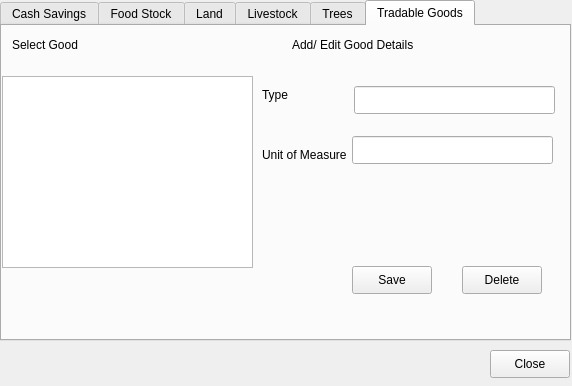
Before: the Qt Designer form open-ihm/gui/designs/ui_manageassets.ui in snim2mirror/openihm, drawn with Qt 5.
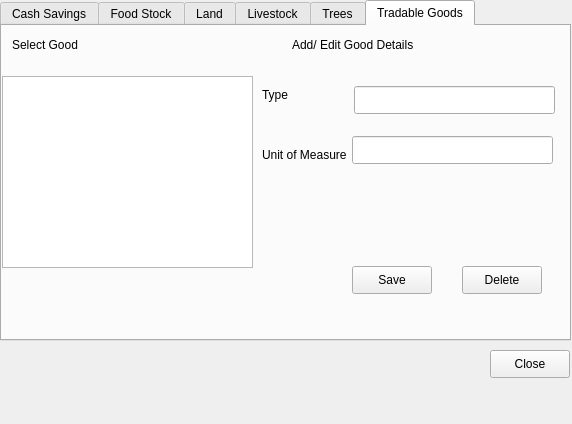
After: the same form once the commit is applied. The open tabs and pages were chosen to show the change.

What changed in the file:
```diff
--- a/open-ihm/gui/designs/ui_manageassets.ui
+++ b/open-ihm/gui/designs/ui_manageassets.ui
@@ -7,7 +7,7 @@
     <x>0</x>
     <y>0</y>
     <width>572</width>
-    <height>386</height>
+    <height>424</height>
    </rect>
   </property>
   <property name="minimumSize">
```
Left out of the diff: 96 changed lines with no effect on the pictures.
